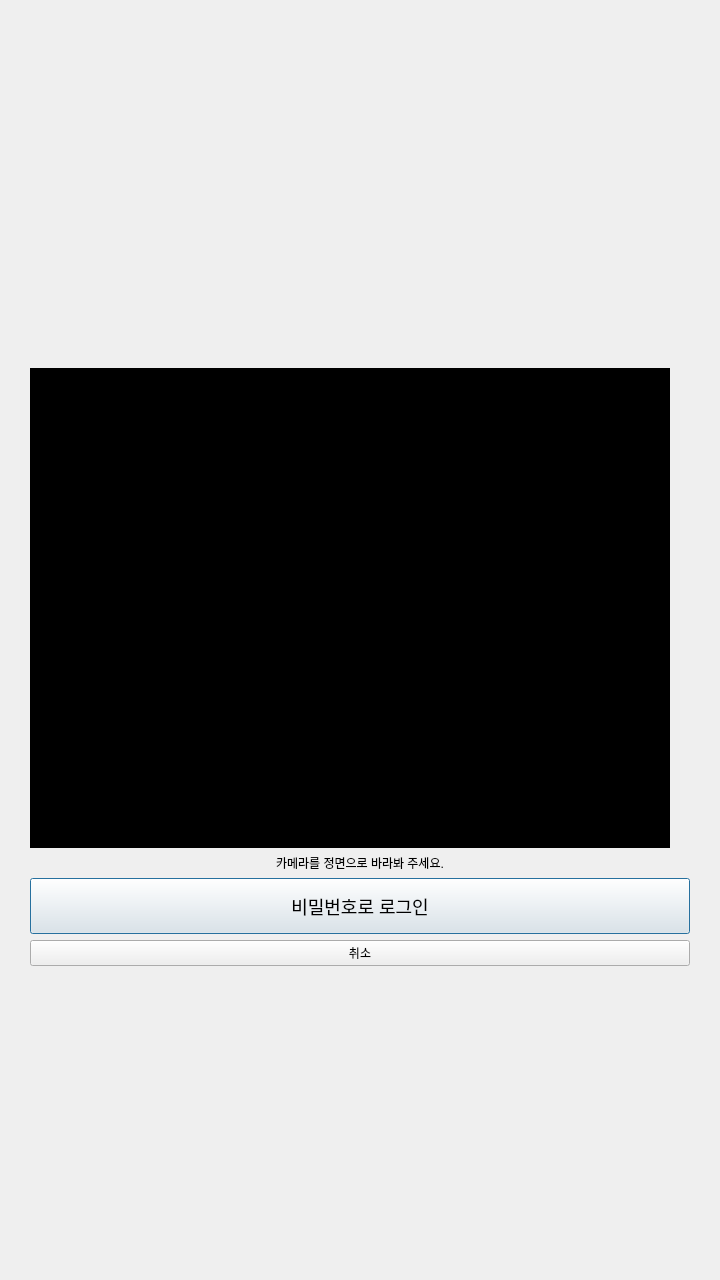
Old version of the form qt/client/face.ui in the repository ginjuns/SNAP.
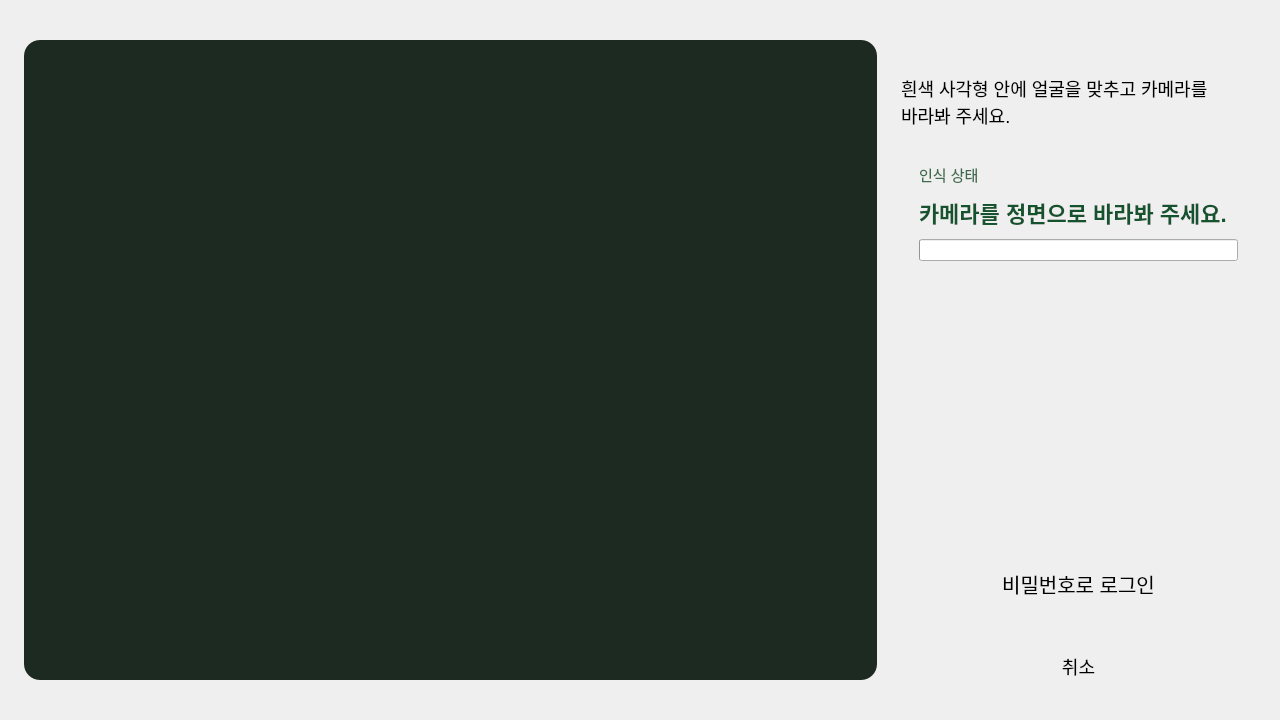
New version of the form.

What changed in the file:
```diff
--- a/qt/client/face.ui
+++ b/qt/client/face.ui
@@ -6,144 +6,124 @@
    <rect>
     <x>0</x>
     <y>0</y>
-    <width>720</width>
-    <height>1280</height>
+    <width>1280</width>
+    <height>720</height>
    </rect>
   </property>
-  <layout class="QVBoxLayout" name="verticalLayout">
+  <layout class="QHBoxLayout" name="layoutRoot" stretch="0,1">
+   <property name="spacing">
+    <number>24</number>
+   </property>
+   <property name="leftMargin">
+    <number>24</number>
+   </property>
+   <property name="topMargin">
+    <number>24</number>
+   </property>
+   <property name="rightMargin">
+    <number>24</number>
+   </property>
+   <property name="bottomMargin">
+    <number>24</number>
+   </property>
    <item>
-    <spacer name="verticalSpacer">
-     <property name="orientation">
-      <enum>Qt::Vertical</enum>
+    <widget class="QLabel" name="lblCam">
+     <property name="minimumSize">
+      <size>
+       <width>853</width>
+       <height>640</height>
+      </size>
      </property>
-     <property name="sizeHint" stdset="0">
+     <property name="maximumSize">
       <size>
-       <width>0</width>
-       <height>0</height>
+       <width>853</width>
+       <height>640</height>
       </size>
      </property>
-    </spacer>
+     <property name="styleSheet">
+      <string notr="true">background: #1d2a21; color: white; border-radius: 16px;</string>
+     </property>
+     <property name="alignment">
+      <set>Qt::AlignCenter</set>
+     </property>
+    </widget>
    </item>
    <item>
-    <layout class="QHBoxLayout" name="horizontalLayout">
+    <layout class="QVBoxLayout" name="layoutSide">
+     <property name="spacing">
+      <number>16</number>
+     </property>
      <item>
-      <spacer name="horizontalSpacer">
-       <property name="orientation">
-        <enum>Qt::Horizontal</enum>
+      <widget class="QLabel" name="lblTitle">
+       <property name="styleSheet">
+        <string notr="true">font-size: 30px; font-weight: bold; color: #14532d;</string>
        </property>
-       <property name="sizeHint" stdset="0">
-        <size>
-         <width>0</width>
-         <height>0</height>
-        </size>
-       </property>
-      </spacer>
+      </widget>
      </item>
      <item>
-      <widget class="QWidget" name="panel">
-       <property name="minimumSize">
-        <size>
-         <width>660</width>
-         <height>0</height>
-        </size>
+      <widget class="QLabel" name="lblGuide">
+       <property name="styleSheet">
+        <string notr="true">font-size: 18px;</string>
        </property>
-       <property name="maximumSize">
-        <size>
-         <width>660</width>
-         <height>16777215</height>
-        </size>
+       <property name="text">
+        <string>흰색 사각형 안에 얼굴을 맞추고 카메라를 바라봐 주세요.</string>
        </property>
-       <layout class="QVBoxLayout" name="verticalLayout_2">
+       <property name="wordWrap">
+        <bool>true</bool>
+       </property>
+      </widget>
+     </item>
+     <item>
+      <widget class="QFrame" name="statusBox">
+       <layout class="QVBoxLayout" name="layoutStatus">
+        <property name="spacing">
+         <number>10</number>
+        </property>
         <property name="leftMargin">
-         <number>0</number>
+         <number>18</number>
         </property>
         <property name="topMargin">
-         <number>0</number>
+         <number>18</number>
         </property>
         <property name="rightMargin">
-         <number>0</number>
+         <number>18</number>
         </property>
         <property name="bottomMargin">
-         <number>0</number>
+         <number>18</number>
         </property>
         <item>
-         <widget class="QLabel" name="lblTitle">
+         <widget class="QLabel" name="lblStatusTitle">
           <property name="styleSheet">
-           <string notr="true">font-size: 28px; font-weight: bold;</string>
+           <string notr="true">font-size: 15px; color: #3d6b4c;</string>
           </property>
-          <property name="alignment">
-           <set>Qt::AlignCenter</set>
-          </property>
-         </widget>
-        </item>
-        <item>
-         <spacer name="verticalSpacer_2">
-          <property name="orientation">
-           <enum>Qt::Vertical</enum>
-          </property>
-          <property name="sizeType">
-           <enum>QSizePolicy::Fixed</enum>
-          </property>
-          <property name="sizeHint" stdset="0">
-           <size>
-            <width>0</width>
-            <height>16</height>
-           </size>
-          </property>
-         </spacer>
-        </item>
-        <item>
-         <widget class="QLabel" name="lblCam">
-          <property name="minimumSize">
-           <size>
-            <width>640</width>
-            <height>480</height>
-           </size>
-          </property>
-          <property name="maximumSize">
-           <size>
-            <width>640</width>
-            <height>480</height>
-           </size>
-          </property>
-          <property name="styleSheet">
-           <string notr="true">background: black; color: white;</string>
-          </property>
-          <property name="alignment">
-           <set>Qt::AlignCenter</set>
+          <property name="text">
+           <string>인식 상태</string>
           </property>
          </widget>
         </item>
         <item>
          <widget class="QLabel" name="lblStatus">
+          <property name="styleSheet">
+           <string notr="true">font-size: 22px; font-weight: bold; color: #14532d;</string>
+          </property>
           <property name="text">
            <string>카메라를 정면으로 바라봐 주세요.</string>
           </property>
-          <property name="alignment">
-           <set>Qt::AlignCenter</set>
+          <property name="wordWrap">
+           <bool>true</bool>
           </property>
          </widget>
         </item>
         <item>
-         <widget class="QPushButton" name="btnPw">
-          <property name="minimumSize">
-           <size>
-            <width>0</width>
-            <height>56</height>
-           </size>
+         <widget class="QProgressBar" name="barHits">
+          <property name="maximum">
+           <number>5</number>
           </property>
-          <property name="styleSheet">
-           <string notr="true">font-size: 18px;</string>
+          <property name="value">
+           <number>0</number>
           </property>
-          <property name="text">
-           <string>비밀번호로 로그인</string>
-          </property>
-         </widget>
-        </item>
-        <item>
-         <widget class="QPushButton" name="btnCancel">
-          <property name="text">
-           <string>취소</string>
+          <property name="textVisible">
+           <bool>false</bool>
           </property>
          </widget>
         </item>
@@ -151,9 +131,9 @@
       </widget>
      </item>
      <item>
-      <spacer name="horizontalSpacer_2">
+      <spacer name="spacerSide">
        <property name="orientation">
-        <enum>Qt::Horizontal</enum>
+        <enum>Qt::Vertical</enum>
        </property>
        <property name="sizeHint" stdset="0">
         <size>
@@ -163,21 +143,28 @@
        </property>
       </spacer>
      </item>
+     <item>
+      <widget class="QPushButton" name="btnPw">
+       <property name="styleSheet">
+        <string notr="true">font-size: 20px; min-height: 72px; border-radius: 14px;</string>
+       </property>
+       <property name="text">
+        <string>비밀번호로 로그인</string>
+       </property>
+      </widget>
+     </item>
+     <item>
+      <widget class="QPushButton" name="btnCancel">
+       <property name="styleSheet">
+        <string notr="true">font-size: 18px; min-height: 60px; border-radius: 14px;</string>
+       </property>
+       <property name="text">
+        <string>취소</string>
+       </property>
+      </widget>
+     </item>
     </layout>
    </item>
-   <item>
-    <spacer name="verticalSpacer_3">
-     <property name="orientation">
-      <enum>Qt::Vertical</enum>
-     </property>
-     <property name="sizeHint" stdset="0">
-      <size>
-       <width>0</width>
-       <height>0</height>
-      </size>
-     </property>
-    </spacer>
-   </item>
   </layout>
  </widget>
  <resources/>
```
